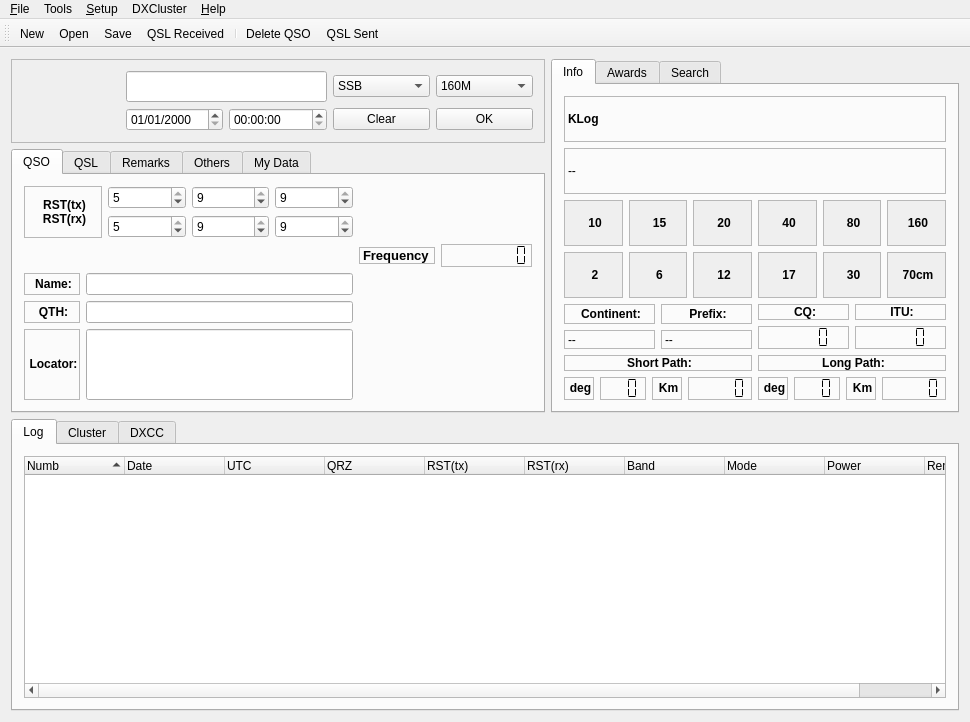
Above: src/klog.ui from dbasden/klog before the change. Below: the same form after it.
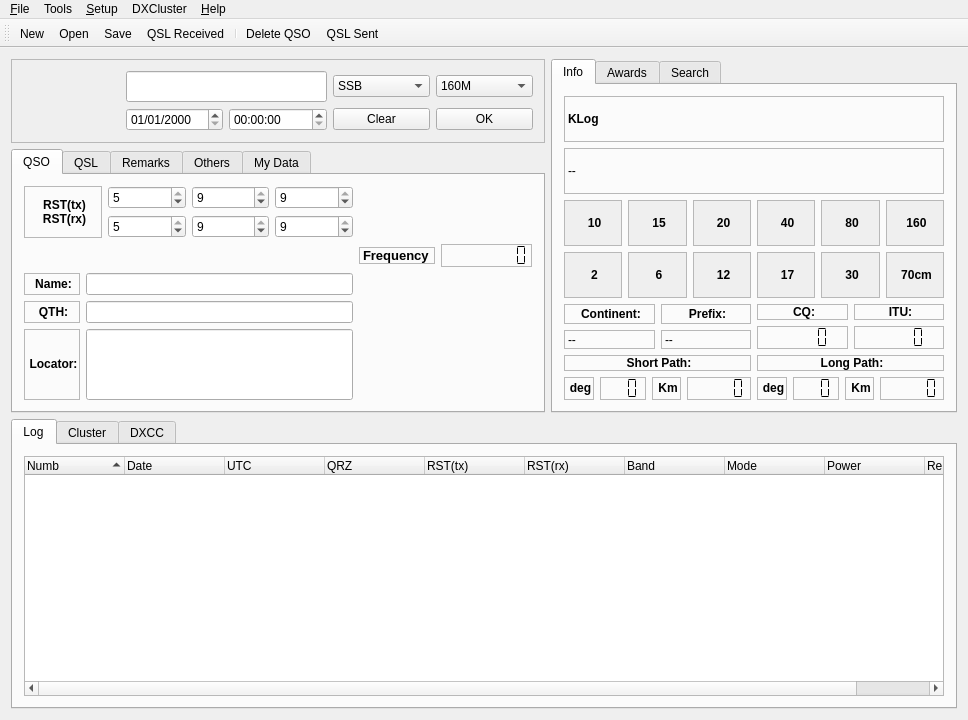
That is the form after the change. Icons and pictures are not drawn. Custom widgets are drawn as their Qt base class.

Commit message:
Fixed the "Crashes when slotQsoSearchSelectedForEdit twice" issue
Seems to be that before running the slotClear() it wouldn't save the item->number so by
commenting the slotClear() and adding a number = item->number it fixed it.

The edit to the form file:
```diff
--- a/src/klog.ui
+++ b/src/klog.ui
@@ -10,8 +10,8 @@
    <rect>
     <x>0</x>
     <y>0</y>
-    <width>970</width>
-    <height>722</height>
+    <width>968</width>
+    <height>720</height>
    </rect>
   </property>
   <property name="sizePolicy">
@@ -2568,7 +2568,7 @@
     <rect>
      <x>0</x>
      <y>0</y>
-     <width>972</width>
+     <width>968</width>
      <height>32</height>
     </rect>
    </property>
```
The commit also changes 1 other file.
